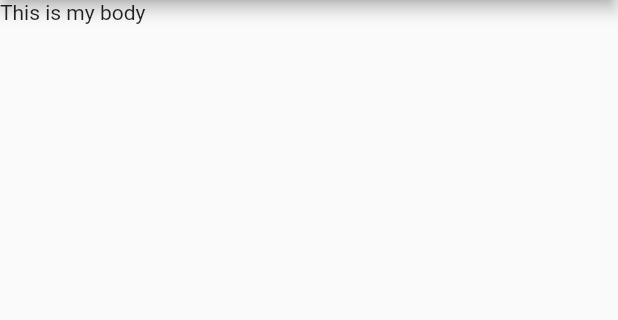
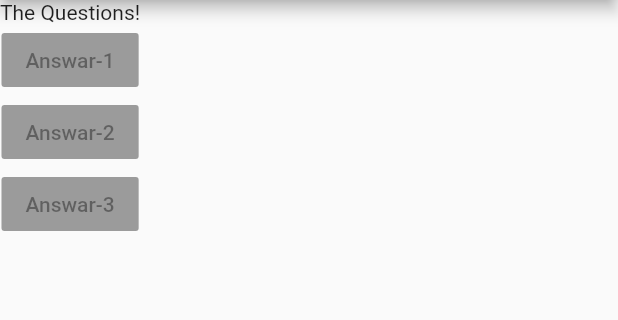
Before and after one commit to Jagannath-Mishra/flutter_quiz_app, a Flutter app: the screen it shows after launch, on a phone screen of 412 x 824 dp, the part 84-404 px from its top. Run offline on Flutter 3.47's test engine with Material 2 defaults, Android fonts, the phone set to English and light mode, and no system bars.

Commit message:
Changed To RaiseButton

```diff
--- a/lib/main.dart
+++ b/lib/main.dart
@@ -5,8 +5,11 @@ import 'package:flutter/material.dart';
 }*/
 
 void main() => runApp(MyApp());
+
 //Format flutter Code: CTRL + ALT + L
 class MyApp extends StatelessWidget {
+  var questions = ["what's your fav color", "What's your fab sports"];
+
   @override
   Widget build(BuildContext context) {
     return MaterialApp(
@@ -14,7 +17,23 @@ class MyApp extends StatelessWidget {
         appBar: AppBar(
           title: Text('Quiz App'),
         ),
-        body: Text('This is my body'),
+        body: Column(
+          children: [
+            Text('The Questions!'),
+            RaisedButton(
+              child:Text('Answar-1'),
+              onPressed: null,
+            ),
+            RaisedButton(
+              child:Text('Answar-2'),
+              onPressed: null,
+            ),
+            RaisedButton(
+              child:Text('Answar-3'),
+              onPressed: null,
+            ),
+          ],
+        ),
       ),
     );
   }
```
